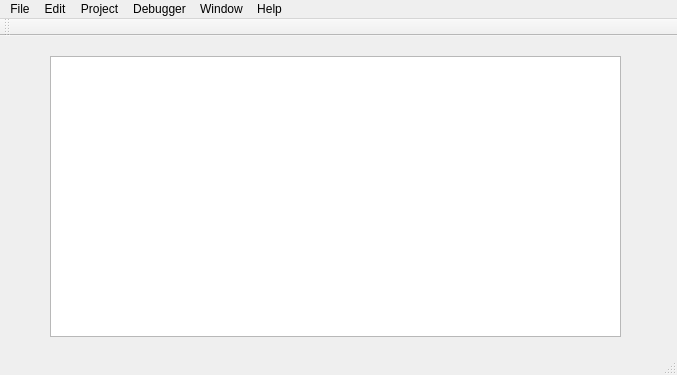
Old version of the form IDE/mcleodide.ui in the repository RubyGB/CLEOD.
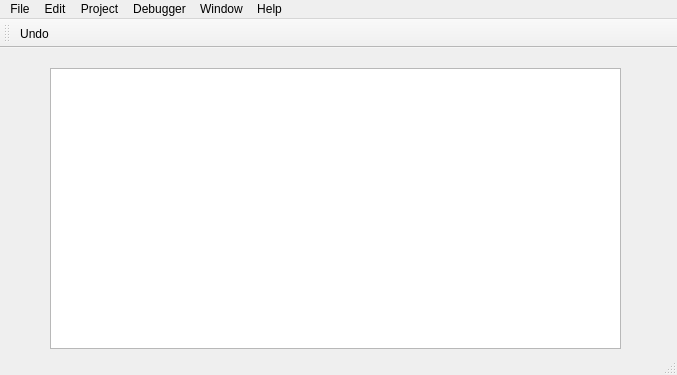
New version of the form. Icons and pictures are not drawn.

Commit message: began adding icons for actions (undo, new, etc.). need to complete it

Patch:
```diff
--- a/IDE/mcleodide.ui
+++ b/IDE/mcleodide.ui
@@ -36,6 +36,7 @@
    <attribute name="toolBarBreak">
     <bool>false</bool>
    </attribute>
+   <addaction name="actionUndo"/>
   </widget>
   <widget class="QMenuBar" name="menubar">
    <property name="geometry">
```
Left out of the diff: 10 changed lines with no effect on the pictures. The commit also changes 3 other files.
